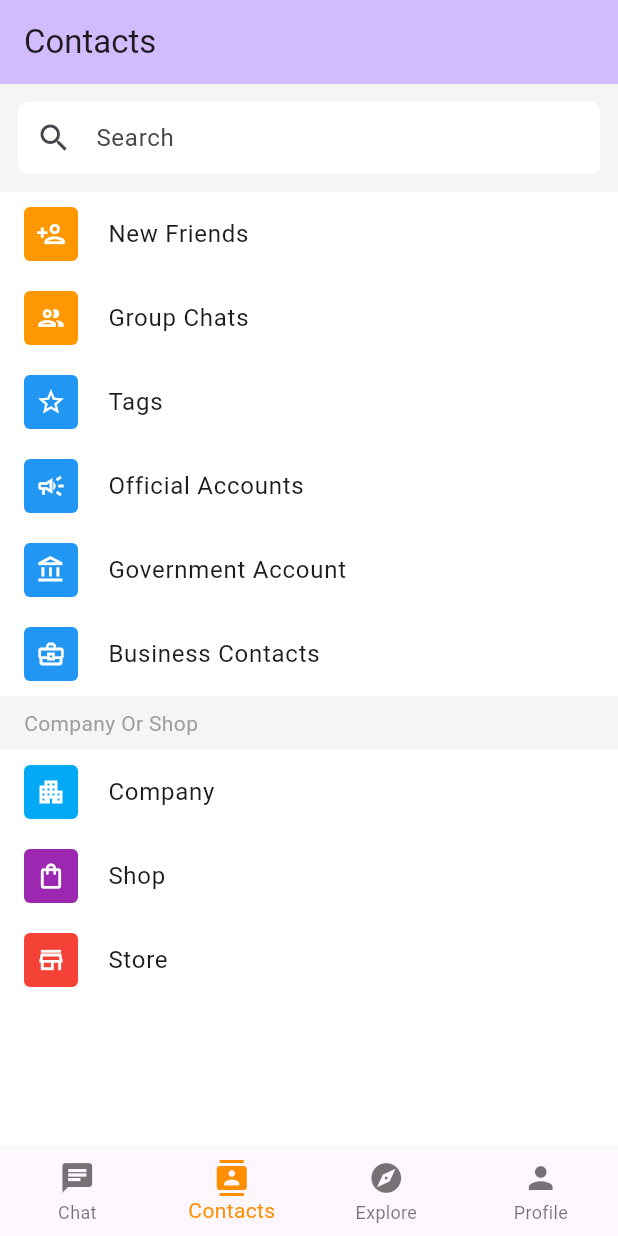
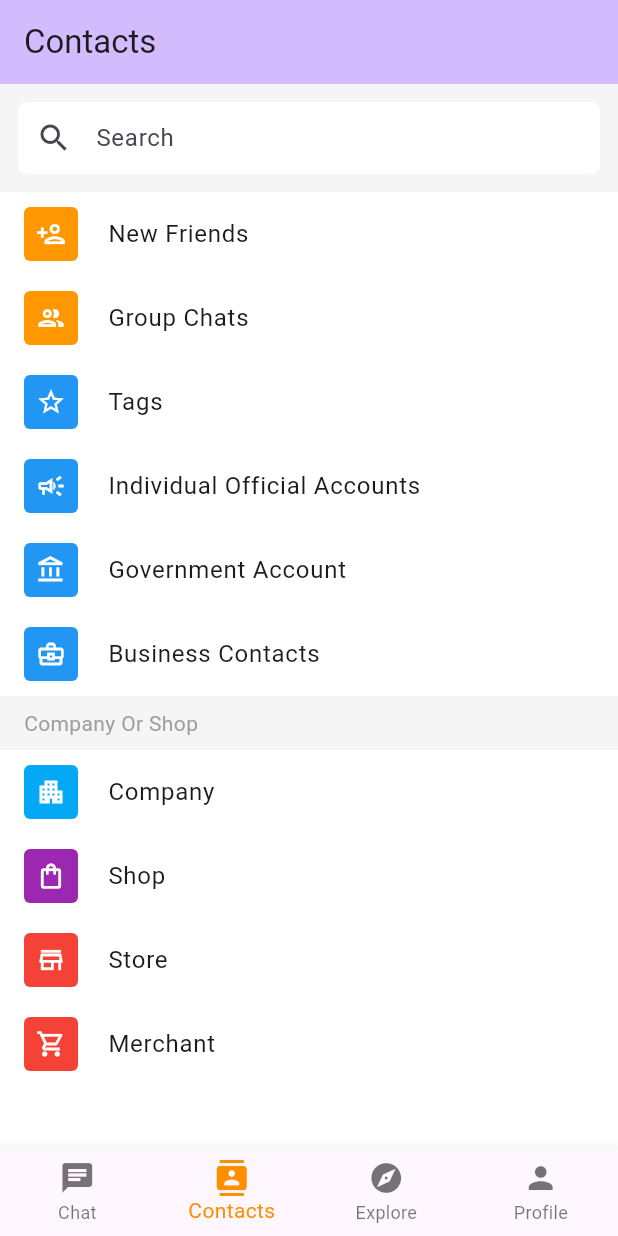
Before and after one commit to airdb/NexChat, a Flutter app: the screen it shows after launch, item 2 of the bottom bar chosen, on a phone screen of 412 x 824 dp. Run offline on Flutter 3.47's test engine with Material 3 defaults, Android fonts, the phone set to English and light mode, and no system bars; generated files the repository leaves out were written again; network calls fail.

Commit message:
fix: support l10n

```diff
--- a/lib/pages/contact/index.dart
+++ b/lib/pages/contact/index.dart
@@ -1,10 +1,13 @@
 import 'package:flutter/material.dart';
+import 'package:flutter_gen/gen_l10n/app_localizations.dart';
 
 class ContactPage extends StatelessWidget {
   const ContactPage({super.key});
 
   @override
   Widget build(BuildContext context) {
+    final l10n = AppLocalizations.of(context)!;
+
     return SafeArea(
       child: Container(
         color: Colors.white,
@@ -16,7 +19,7 @@ class ContactPage extends StatelessWidget {
               padding: const EdgeInsets.all(12.0),
               child: TextField(
                 decoration: InputDecoration(
-                  hintText: 'Search',
+                  hintText: l10n.contactSearch,
                   prefixIcon: const Icon(Icons.search),
                   border: OutlineInputBorder(
                     borderRadius: BorderRadius.circular(6),
@@ -31,54 +34,58 @@ class ContactPage extends StatelessWidget {
             // Contact list
             Expanded(
               child: ListView(
-                children: const [
+                children: [
                   ContactListItem(
                     icon: Icons.person_add_outlined,
                     color: Colors.orange,
-                    title: "New Friends",
+                    title: l10n.contactNewFriends,
                   ),
                   ContactListItem(
                     icon: Icons.group_outlined,
                     color: Colors.orange,
-                    title: "Group Chats",
+                    title: l10n.contactGroupChats,
                   ),
                   ContactListItem(
                     icon: Icons.star_outline,
                     color: Colors.blue,
-                    title: "Tags",
+                    title: l10n.contactTags,
                   ),
                   ContactListItem(
                     icon: Icons.campaign_outlined,
                     color: Colors.blue,
-                    title: "Official Accounts",
+                    title: l10n.contactOfficialAccounts,
                   ),
                   ContactListItem(
                     icon: Icons.account_balance_outlined,
                     color: Colors.blue,
-                    title: "Government Account",
+                    title: l10n.contactGovernmentAccount,
                   ),
                   ContactListItem(
                     icon: Icons.business_center_outlined,
                     color: Colors.blue,
-                    title: "Business Contacts",
+                    title: l10n.contactBusinessContacts,
                   ),
-                  GroupTitle(title: "Company Or Shop"),
+                  GroupTitle(title: l10n.contactCompanyOrShop),
                   ContactListItem(
                     icon: Icons.apartment_outlined,
                     color: Colors.lightBlue,
-                    title: "Company",
+                    title: l10n.contactCompany,
                   ),
                   ContactListItem(
                     icon: Icons.shopping_bag_outlined,
                     color: Colors.purple,
-                    title: "Shop",
+                    title: l10n.contactShop,
                   ),
                   ContactListItem(
                     icon: Icons.store_outlined,
                     color: Colors.red,
-                    title: "Store",
+                    title: l10n.contactStore,
                   ),
-
+                  ContactListItem(
+                    icon: Icons.shopping_cart_outlined,
+                    color: Colors.red,
+                    title: l10n.contactMerchant,
+                  ),
                 ],
               ),
             ),
```
Also changed, not shown: lib/l10n/app_en.arb (+13 -1 lines), lib/l10n/app_zh.arb (+14 -1 lines).
